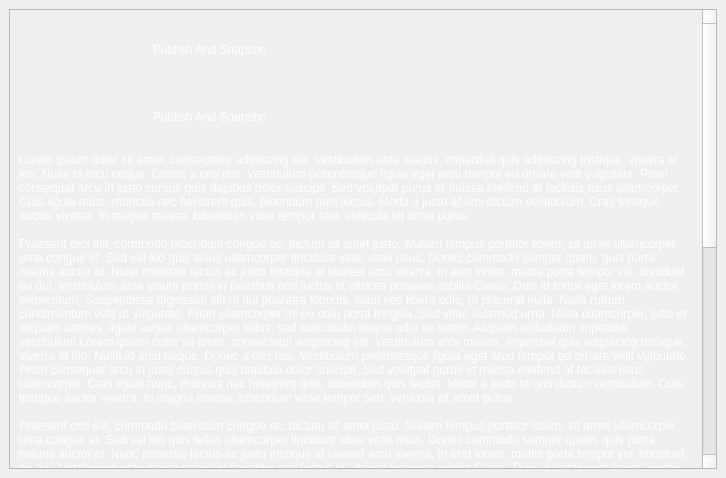
This is python/tank/platform/qt/tank_dialog.ui in shotgunsoftware/tk-core as Qt 5 draws it before an edit. The edited form follows.
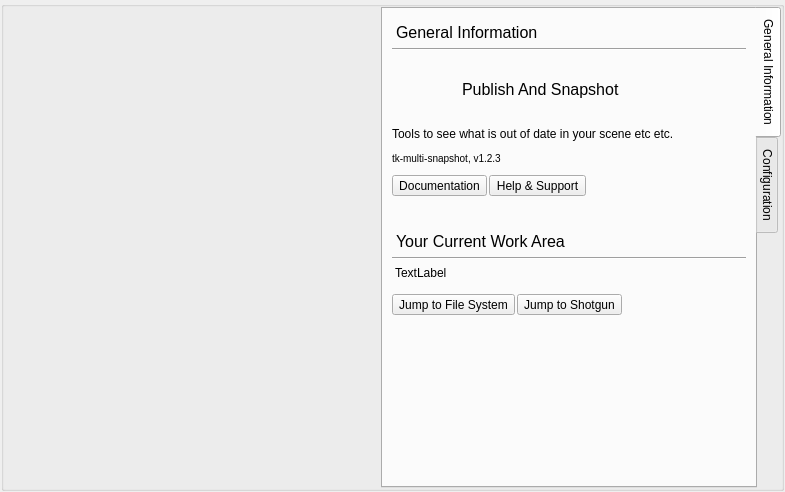
This is the edited form. The open tabs and pages were chosen to show the change. Icons and pictures are not drawn.

```diff
--- a/python/tank/platform/qt/tank_dialog.ui
+++ b/python/tank/platform/qt/tank_dialog.ui
@@ -6,8 +6,8 @@
    <rect>
     <x>0</x>
     <y>0</y>
-    <width>726</width>
-    <height>478</height>
+    <width>785</width>
+    <height>492</height>
    </rect>
   </property>
   <property name="windowTitle">
@@ -113,95 +113,442 @@
       <property name="styleSheet">
        <string notr="true"/>
       </property>
-      <layout class="QVBoxLayout" name="verticalLayout_5">
+      <layout class="QVBoxLayout" name="verticalLayout_2">
+       <property name="margin">
+        <number>1</number>
+       </property>
        <item>
-        <widget class="QScrollArea" name="scrollArea">
+        <widget class="QGroupBox" name="page_2_group">
+         <property name="minimumSize">
+          <size>
+           <width>0</width>
+           <height>100</height>
+          </size>
+         </property>
          <property name="styleSheet">
-          <string notr="true">color: white;</string>
+          <string notr="true"/>
          </property>
-         <property name="widgetResizable">
-          <bool>true</bool>
+         <property name="title">
+          <string/>
          </property>
-         <widget class="QWidget" name="scrollAreaWidgetContents">
-          <property name="geometry">
-           <rect>
-            <x>0</x>
-            <y>0</y>
-            <width>685</width>
-            <height>1188</height>
-           </rect>
+         <layout class="QHBoxLayout" name="horizontalLayout_2">
+          <property name="spacing">
+           <number>0</number>
           </property>
-          <layout class="QVBoxLayout" name="verticalLayout_6">
-           <item>
-            <layout class="QHBoxLayout" name="horizontalLayout_2">
-             <item>
-              <widget class="QLabel" name="label_3">
-               <property name="minimumSize">
-                <size>
-                 <width>128</width>
-                 <height>128</height>
-                </size>
-               </property>
-               <property name="maximumSize">
-                <size>
-                 <width>128</width>
-                 <height>128</height>
-                </size>
-               </property>
-               <property name="text">
-                <string/>
-               </property>
-               <property name="pixmap">
-                <pixmap resource="resources.qrc">:/Tank.Platform.Qt/default_app_icon_256.png</pixmap>
-               </property>
-               <property name="scaledContents">
-                <bool>true</bool>
-               </property>
-               <property name="alignment">
-                <set>Qt::AlignCenter</set>
-               </property>
-              </widget>
-             </item>
-             <item>
-              <layout class="QVBoxLayout" name="verticalLayout_4">
-               <item>
-                <widget class="QLabel" name="label_4">
-                 <property name="text">
-                  <string>Publish And Snapsho</string>
+          <property name="margin">
+           <number>0</number>
+          </property>
+          <item>
+           <spacer name="horizontalSpacer">
+            <property name="orientation">
+             <enum>Qt::Horizontal</enum>
+            </property>
+            <property name="sizeHint" stdset="0">
+             <size>
+              <width>145</width>
+              <height>20</height>
+             </size>
+            </property>
+           </spacer>
+          </item>
+          <item>
+           <widget class="QLabel" name="label_3">
+            <property name="minimumSize">
+             <size>
+              <width>40</width>
+              <height>0</height>
+             </size>
+            </property>
+            <property name="maximumSize">
+             <size>
+              <width>40</width>
+              <height>16777215</height>
+             </size>
+            </property>
+            <property name="text">
+             <string/>
+            </property>
+           </widget>
+          </item>
+          <item>
+           <widget class="QGroupBox" name="gradient">
+            <property name="minimumSize">
+             <size>
+              <width>11</width>
+              <height>0</height>
+             </size>
+            </property>
+            <property name="maximumSize">
+             <size>
+              <width>11</width>
+              <height>16777215</height>
+             </size>
+            </property>
+            <property name="styleSheet">
+             <string notr="true">#gradient {
+background-image: url(:/Tank.Platform.Qt/gradient.png); 
+border: none;
+}</string>
+            </property>
+            <property name="title">
+             <string/>
+            </property>
+           </widget>
+          </item>
+          <item>
+           <widget class="QTabWidget" name="tabWidget">
+            <property name="minimumSize">
+             <size>
+              <width>400</width>
+              <height>0</height>
+             </size>
+            </property>
+            <property name="maximumSize">
+             <size>
+              <width>400</width>
+              <height>16777215</height>
+             </size>
+            </property>
+            <property name="tabPosition">
+             <enum>QTabWidget::East</enum>
+            </property>
+            <property name="currentIndex">
+             <number>0</number>
+            </property>
+            <widget class="QWidget" name="tab">
+             <attribute name="title">
+              <string>General Information</string>
+             </attribute>
+             <layout class="QVBoxLayout" name="verticalLayout_7">
+              <item>
+               <widget class="QLabel" name="label_6">
+                <property name="styleSheet">
+                 <string notr="true">font-size: 16px;
+margin-top: 5px;</string>
+                </property>
+                <property name="text">
+                 <string>General Information</string>
+                </property>
+               </widget>
+              </item>
+              <item>
+               <widget class="Line" name="line_3">
+                <property name="orientation">
+                 <enum>Qt::Horizontal</enum>
+                </property>
+               </widget>
+              </item>
+              <item>
+               <layout class="QHBoxLayout" name="horizontalLayout_4">
+                <item>
+                 <widget class="QLabel" name="app_icon">
+                  <property name="minimumSize">
+                   <size>
+                    <width>64</width>
+                    <height>64</height>
+                   </size>
+                  </property>
+                  <property name="maximumSize">
+                   <size>
+                    <width>64</width>
+                    <height>64</height>
+                   </size>
+                  </property>
+                  <property name="text">
+                   <string/>
+                  </property>
+                  <property name="pixmap">
+                   <pixmap resource="resources.qrc">:/Tank.Platform.Qt/default_app_icon_256.png</pixmap>
+                  </property>
+                  <property name="scaledContents">
+                   <bool>true</bool>
+                  </property>
+                  <property name="alignment">
+                   <set>Qt::AlignCenter</set>
+                  </property>
+                 </widget>
+                </item>
+                <item>
+                 <layout class="QVBoxLayout" name="verticalLayout_8">
+                  <property name="spacing">
+                   <number>1</number>
+                  </property>
+                  <item>
+                   <widget class="QLabel" name="app_name">
+                    <property name="styleSheet">
+                     <string notr="true">font-size: 16px;
+</string>
+                    </property>
+                    <property name="text">
+                     <string>Publish And Snapshot</string>
+                    </property>
+                    <property name="alignment">
+                     <set>Qt::AlignLeading|Qt::AlignLeft|Qt::AlignVCenter</set>
+                    </property>
+                   </widget>
+                  </item>
+                 </layout>
+                </item>
+               </layout>
+              </item>
+              <item>
+               <widget class="QLabel" name="app_description">
+                <property name="styleSheet">
+                 <string notr="true">font-size: 12px</string>
+                </property>
+                <property name="text">
+                 <string>Tools to see what is out of date in your scene etc etc.</string>
+                </property>
+                <property name="wordWrap">
+                 <bool>true</bool>
+                </property>
+               </widget>
+              </item>
+              <item>
+               <widget class="QLabel" name="app_tech_details">
+                <property name="sizePolicy">
+                 <sizepolicy hsizetype="Preferred" vsizetype="Preferred">
+                  <horstretch>0</horstretch>
+                  <verstretch>0</verstretch>
+                 </sizepolicy>
+                </property>
+                <property name="minimumSize">
+                 <size>
+                  <width>0</width>
+                  <height>22</height>
+                 </size>
+                </property>
+                <property name="maximumSize">
+                 <size>
+                  <width>16777215</width>
+                  <height>22</height>
+                 </size>
+                </property>
+                <property name="styleSheet">
+                 <string notr="true">font-size: 10px;
+</string>
+                </property>
+                <property name="text">
+                 <string>tk-multi-snapshot, v1.2.3</string>
+                </property>
+                <property name="alignment">
+                 <set>Qt::AlignLeading|Qt::AlignLeft|Qt::AlignVCenter</set>
+                </property>
+               </widget>
+              </item>
+              <item>
+               <layout class="QHBoxLayout" name="horizontalLayout_9">
+                <property name="spacing">
+                 <number>2</number>
+                </property>
+                <item>
+                 <widget class="QToolButton" name="btn_documentation">
+                  <property name="text">
+                   <string>Documentation</string>
+                  </property>
+                 </widget>
+                </item>
+                <item>
+                 <widget class="QToolButton" name="btn_support">
+                  <property name="text">
+                   <string>Help &amp;&amp; Support</string>
+                  </property>
+                 </widget>
+                </item>
+                <item>
+                 <spacer name="horizontalSpacer_5">
+                  <property name="orientation">
+                   <enum>Qt::Horizontal</enum>
+                  </property>
+                  <property name="sizeHint" stdset="0">
+                   <size>
+                    <width>40</width>
+                    <height>20</height>
+                   </size>
+                  </property>
+                 </spacer>
+                </item>
+               </layout>
+              </item>
+              <item>
+               <widget class="QLabel" name="label_5">
+                <property name="styleSheet">
+                 <string notr="true">font-size: 16px;
+margin-top: 30px;</string>
+                </property>
+                <property name="text">
+                 <string>Your Current Work Area</string>
+                </property>
+               </widget>
+              </item>
+              <item>
+               <widget class="Line" name="line">
+                <property name="orientation">
+                 <enum>Qt::Horizontal</enum>
+                </property>
+               </widget>
+              </item>
+              <item>
+               <widget class="QLabel" name="app_work_area_info">
+                <property name="styleSheet">
+                 <string notr="true">font-size: 12px; margin-bottom: 8px</string>
+                </property>
+                <property name="text">
+                 <string>TextLabel</string>
+                </property>
+                <property name="wordWrap">
+                 <bool>true</bool>
+                </property>
+               </widget>
+              </item>
+              <item>
+               <layout class="QHBoxLayout" name="horizontalLayout_10">
+                <property name="spacing">
+                 <number>2</number>
+                </property>
+                <item>
+                 <widget class="QToolButton" name="btn_file_system">
+                  <property name="text">
+                   <string>Jump to File System</string>
+                  </property>
+                 </widget>
+                </item>
+                <item>
+                 <widget class="QToolButton" name="btn_shotgun">
+                  <property name="text">
+                   <string>Jump to Shotgun</string>
+                  </property>
+                 </widget>
+                </item>
+                <item>
+                 <spacer name="horizontalSpacer_6">
+                  <property name="orientation">
+                   <enum>Qt::Horizontal</enum>
+                  </property>
+                  <property name="sizeHint" stdset="0">
+                   <size>
+                    <width>40</width>
+                    <height>20</height>
+                   </size>
+                  </property>
+                 </spacer>
+                </item>
+               </layout>
+              </item>
+              <item>
+               <spacer name="verticalSpacer_2">
+                <property name="orientation">
+                 <enum>Qt::Vertical</enum>
+                </property>
+                <property name="sizeHint" stdset="0">
+                 <size>
+                  <width>20</width>
+                  <height>40</height>
+                 </size>
+                </property>
+               </spacer>
+              </item>
+             </layout>
+            </widget>
+            <widget class="QWidget" name="tab_2">
+             <attribute name="title">
+              <string>Configuration</string>
+             </attribute>
+             <layout class="QVBoxLayout" name="verticalLayout_6">
+              <property name="margin">
+               <number>5</number>
+              </property>
+              <item>
+               <widget class="QScrollArea" name="page2_scroll">
+                <property name="styleSheet">
+                 <string notr="true">/* 
+All labels inside this scroll area should be 12px font.
+This is to avoid the UI looking different in different apps like
+maya and nuke which all use slightly different style sheets.
+ */
+QLabel{
+   font-size: 12px;
+}</string>
+                </property>
+                <property name="widgetResizable">
+                 <bool>true</bool>
+                </property>
+                <widget class="QWidget" name="page2_scrollcontents">
+                 <property name="geometry">
+                  <rect>
+                   <x>0</x>
+                   <y>0</y>
+                   <width>359</width>
+                   <height>465</height>
+                  </rect>
                  </property>
+                 <layout class="QVBoxLayout" name="verticalLayout_5">
+                  <property name="spacing">
+                   <number>4</number>
+                  </property>
+                  <item>
+                   <layout class="QVBoxLayout" name="config_layout"/>
+                  </item>
+                  <item>
+                   <layout class="QHBoxLayout" name="horizontalLayout_8">
+                    <item>
+                     <widget class="QToolButton" name="btn_reload">
+                      <property name="text">
+                       <string>Reload Engine and Apps</string>
+                      </property>
+                     </widget>
+                    </item>
+                    <item>
+                     <widget class="QToolButton" name="btn_edit_config">
+                      <property name="text">
+                       <string>Edit Configuration</string>
+                      </property>
+                     </widget>
+                    </item>
+                    <item>
+                     <widget class="QToolButton" name="btn_add_parameter">
+                      <property name="text">
+                       <string>+</string>
+                      </property>
+                     </widget>
+                    </item>
+                    <item>
+                     <spacer name="horizontalSpacer_4">
+                      <property name="orientation">
+                       <enum>Qt::Horizontal</enum>
+                      </property>
+                      <property name="sizeHint" stdset="0">
+                       <size>
+                        <width>40</width>
+                        <height>20</height>
+                       </size>
+                      </property>
+                     </spacer>
+                    </item>
+                   </layout>
+                  </item>
+                  <item>
+                   <spacer name="verticalSpacer">
+                    <property name="orientation">
+                     <enum>Qt::Vertical</enum>
+                    </property>
+                    <property name="sizeHint" stdset="0">
+                     <size>
+                      <width>20</width>
+                      <height>40</height>
+                     </size>
+                    </property>
+                   </spacer>
+                  </item>
+                 </layout>
                 </widget>
-               </item>
-               <item>
-                <widget class="QLabel" name="label_5">
-                 <property name="text">
-                  <string>Publish And Snapsho</string>
-                 </property>
-                </widget>
-               </item>
-              </layout>
-             </item>
-            </layout>
-           </item>
-           <item>
-            <widget class="QLabel" name="label_6">
-             <property name="text">
-              <string>Lorem ipsum dolor sit amet, consectetur adipiscing elit. Vestibulum ante mauris, imperdiet quis adipiscing tristique, viverra et leo. Nulla id arcu neque. Donec a orci nisi. Vestibulum pellentesque ligula eget arcu tempor eu ornare velit vulputate. Proin consequat arcu in justo cursus quis dapibus dolor suscipit. Sed volutpat purus et massa eleifend at facilisis risus ullamcorper. Cras ligula nunc, rhoncus nec hendrerit quis, bibendum quis lectus. Morbi a justo at orci dictum vestibulum. Cras tristique auctor viverra. In magna massa, bibendum vitae tempor sed, vehicula sit amet purus.
-
-Praesent orci elit, commodo bibendum congue ac, dictum sit amet justo. Nullam tempus porttitor libero, sit amet ullamcorper urna congue et. Sed vel leo quis tellus ullamcorper tincidunt vitae vitae risus. Donec commodo semper quam, quis porta mauris auctor id. Nunc molestie lectus ac justo tristique at laoreet arcu viverra. In erat lorem, mattis porta tempor vel, tincidunt eu dui. Vestibulum ante ipsum primis in faucibus orci luctus et ultrices posuere cubilia Curae; Duis id tortor eget lorem auctor elementum. Suspendisse dignissim elit ut dui pharetra lobortis. Nam nec libero odio, ut placerat nulla. Nulla rutrum condimentum velit ut vulputate. Proin ullamcorper mi eu odio porta fringilla. Sed vitae euismod urna. Nulla ullamcorper, odio et aliquam ultrices, ligula augue ullamcorper tellus, sed sollicitudin neque odio ac lorem. Aliquam sollicitudin imperdiet vestibulum.Lorem ipsum dolor sit amet, consectetur adipiscing elit. Vestibulum ante mauris, imperdiet quis adipiscing tristique, viverra et leo. Nulla id arcu neque. Donec a orci nisi. Vestibulum pellentesque ligula eget arcu tempor eu ornare velit vulputate. Proin consequat arcu in justo cursus quis dapibus dolor suscipit. Sed volutpat purus et massa eleifend at facilisis risus ullamcorper. Cras ligula nunc, rhoncus nec hendrerit quis, bibendum quis lectus. Morbi a justo at orci dictum vestibulum. Cras tristique auctor viverra. In magna massa, bibendum vitae tempor sed, vehicula sit amet purus.
-
-Praesent orci elit, commodo bibendum congue ac, dictum sit amet justo. Nullam tempus porttitor libero, sit amet ullamcorper urna congue et. Sed vel leo quis tellus ullamcorper tincidunt vitae vitae risus. Donec commodo semper quam, quis porta mauris auctor id. Nunc molestie lectus ac justo tristique at laoreet arcu viverra. In erat lorem, mattis porta tempor vel, tincidunt eu dui. Vestibulum ante ipsum primis in faucibus orci luctus et ultrices posuere cubilia Curae; Duis id tortor eget lorem auctor elementum. Suspendisse dignissim elit ut dui pharetra lobortis. Nam nec libero odio, ut placerat nulla. Nulla rutrum condimentum velit ut vulputate. Proin ullamcorper mi eu odio porta fringilla. Sed vitae euismod urna. Nulla ullamcorper, odio et aliquam ultrices, ligula augue ullamcorper tellus, sed sollicitudin neque odio ac lorem. Aliquam sollicitudin imperdiet vestibulum.Lorem ipsum dolor sit amet, consectetur adipiscing elit. Vestibulum ante mauris, imperdiet quis adipiscing tristique, viverra et leo. Nulla id arcu neque. Donec a orci nisi. Vestibulum pellentesque ligula eget arcu tempor eu ornare velit vulputate. Proin consequat arcu in justo cursus quis dapibus dolor suscipit. Sed volutpat purus et massa eleifend at facilisis risus ullamcorper. Cras ligula nunc, rhoncus nec hendrerit quis, bibendum quis lectus. Morbi a justo at orci dictum vestibulum. Cras tristique auctor viverra. In magna massa, bibendum vitae tempor sed, vehicula sit amet purus.
-
-Praesent orci elit, commodo bibendum congue ac, dictum sit amet justo. Nullam tempus porttitor libero, sit amet ullamcorper urna congue et. Sed vel leo quis tellus ullamcorper tincidunt vitae vitae risus. Donec commodo semper quam, quis porta mauris auctor id. Nunc molestie lectus ac justo tristique at laoreet arcu viverra. In erat lorem, mattis porta tempor vel, tincidunt eu dui. Vestibulum ante ipsum primis in faucibus orci luctus et ultrices posuere cubilia Curae; Duis id tortor eget lorem auctor elementum. Suspendisse dignissim elit ut dui pharetra lobortis. Nam nec libero odio, ut placerat nulla. Nulla rutrum condimentum velit ut vulputate. Proin ullamcorper mi eu odio porta fringilla. Sed vitae euismod urna. Nulla ullamcorper, odio et aliquam ultrices, ligula augue ullamcorper tellus, sed sollicitudin neque odio ac lorem. Aliquam sollicitudin imperdiet vestibulum.Lorem ipsum dolor sit amet, consectetur adipiscing elit. Vestibulum ante mauris, imperdiet quis adipiscing tristique, viverra et leo. Nulla id arcu neque. Donec a orci nisi. Vestibulum pellentesque ligula eget arcu tempor eu ornare velit vulputate. Proin consequat arcu in justo cursus quis dapibus dolor suscipit. Sed volutpat purus et massa eleifend at facilisis risus ullamcorper. Cras ligula nunc, rhoncus nec hendrerit quis, bibendum quis lectus. Morbi a justo at orci dictum vestibulum. Cras tristique auctor viverra. In magna massa, bibendum vitae tempor sed, vehicula sit amet purus.
-
-Praesent orci elit, commodo bibendum congue ac, dictum sit amet justo. Nullam tempus porttitor libero, sit amet ullamcorper urna congue et. Sed vel leo quis tellus ullamcorper tincidunt vitae vitae risus. Donec commodo semper quam, quis porta mauris auctor id. Nunc molestie lectus ac justo tristique at laoreet arcu viverra. In erat lorem, mattis porta tempor vel, tincidunt eu dui. Vestibulum ante ipsum primis in faucibus orci luctus et ultrices posuere cubilia Curae; Duis id tortor eget lorem auctor elementum. Suspendisse dignissim elit ut dui pharetra lobortis. Nam nec libero odio, ut placerat nulla. Nulla rutrum condimentum velit ut vulputate. Proin ullamcorper mi eu odio porta fringilla. Sed vitae euismod urna. Nulla ullamcorper, odio et aliquam ultrices, ligula augue ullamcorper tellus, sed sollicitudin neque odio ac lorem. Aliquam sollicitudin imperdiet vestibulum.</string>
-             </property>
-             <property name="wordWrap">
-              <bool>true</bool>
-             </property>
+               </widget>
+              </item>
+             </layout>
             </widget>
-           </item>
-          </layout>
-         </widget>
+           </widget>
+          </item>
+         </layout>
         </widget>
        </item>
       </layout>
```
Left out of the diff: 87 changed lines with no effect on the pictures.
